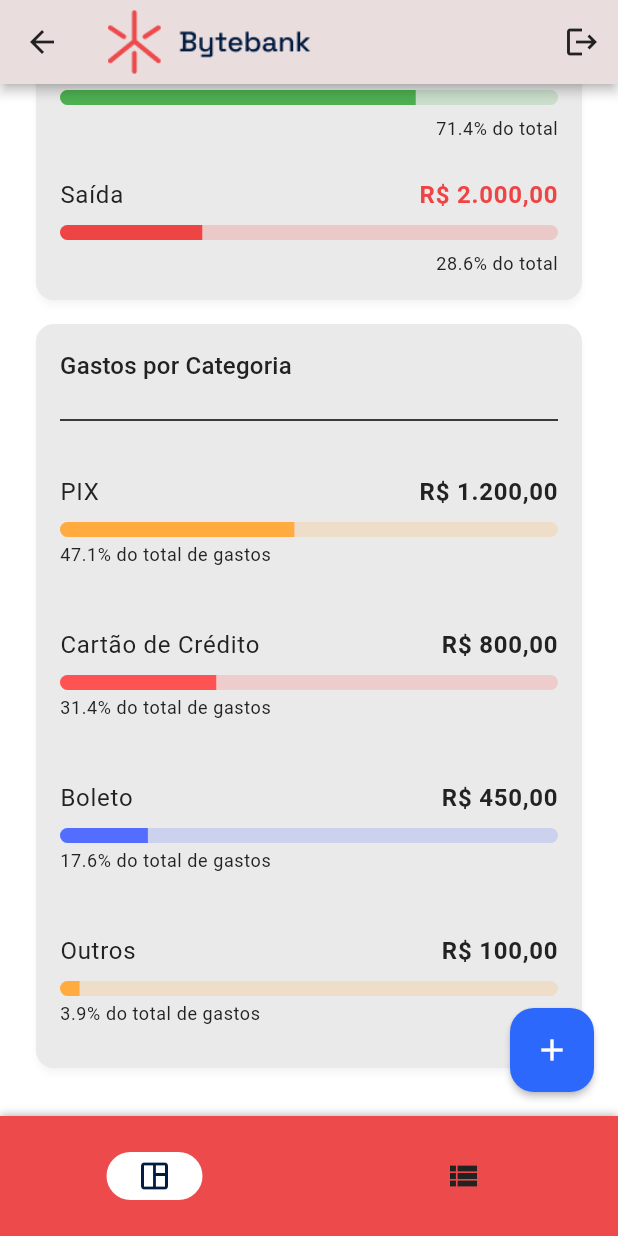
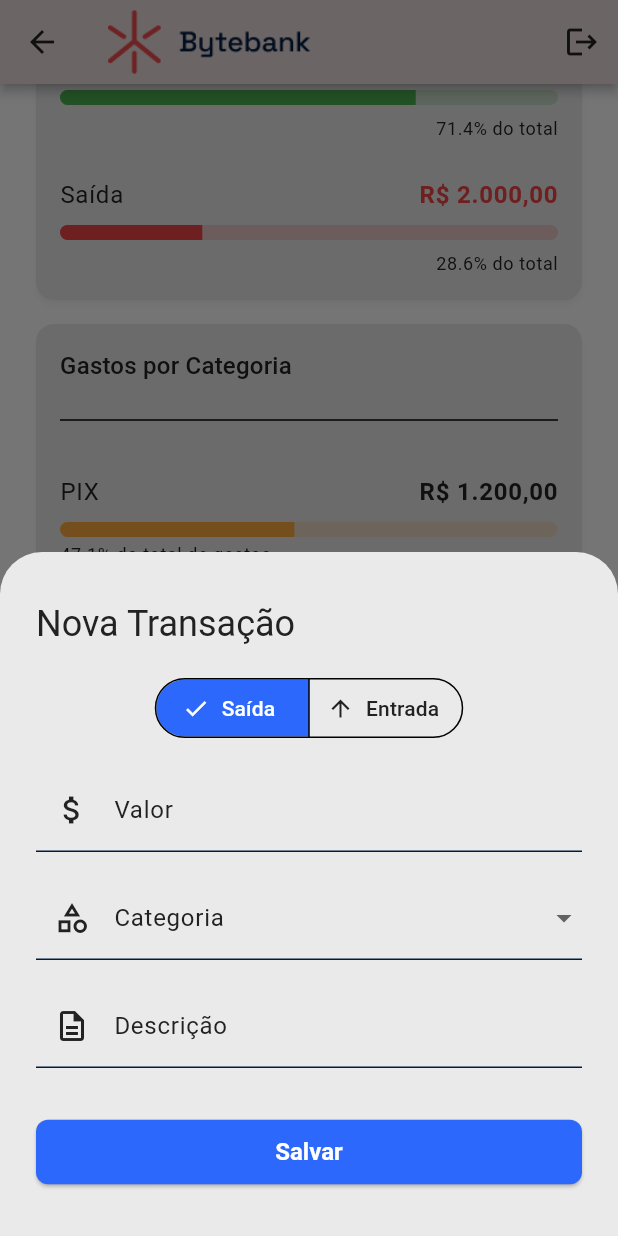
Before and after one commit to carloscallejas91/bytebank_app, a Flutter app: the HomeScreen screen opened by its route, scrolled down 522 dp, after a tap on the "add" icon, on a phone screen of 412 x 824 dp. Run offline on Flutter 3.47's test engine with Material 3 defaults, Android fonts, the phone set to English and light mode, and no system bars; our stand-ins replace firebase_auth, firebase_core, get, simple_gradient_text; accounts and stored records are empty; network calls fail.

Commit message:
feat: Adiciona funcionalidade de adicionar transação
Este commit introduz a funcionalidade de adicionar novas transações (despesas e receitas) na tela inicial.

- **Novos Arquivos e Widgets:**
    - `AddTransactionSheet`: Bottom sheet para o formulário de nova transação.
    - `AddTransactionController`: Gerencia o estado e a lógica do formulário de nova transação.
    - `TransactionType`: Enum para definir o tipo de transação (despesa ou receita).
- **Modificações:**
    - **HomeScreen:**
        - Integra o `AddTransactionController`.
        - Adiciona um `FloatingActionButton` que abre o `AddTransactionSheet`.
    - **HomeBinding:**
        - Adiciona `AddTransactionController` às dependências.
    - **AppTheme:**
        - Ajusta cores de sucesso no `AppColorExtensions`.
        - Adiciona estilos de borda para erro em `InputDecorationTheme`.
    - **AppValidators:**
        - Adiciona validador `currency` para campos de valor monetário.
    - **DateFormatter:**
        - Adiciona método `formatSimpleDate` para formatar datas no formato `dd/MM/yyyy`.
- **Funcionalidades do Formulário:**
    - Seleção do tipo de transação (Entrada/Saída) usando `SegmentedButton`.
    - Campo para valor da transação com validação monetária.
    - Campo de seleção para categoria da transação.
    - Campo para descrição da transação.
    - Botão para salvar a transação, que exibe uma `SnackBar` de sucesso e limpa o formulário.

```diff
--- /dev/null
+++ b/lib/app/core/enums/transaction_type.dart
@@ -0,0 +1 @@
+enum TransactionType { expense, income }
--- a/lib/app/ui/theme/app_color_extensions.dart
+++ b/lib/app/ui/theme/app_color_extensions.dart
@@ -20,9 +20,6 @@ class AppColorExtensions extends ThemeExtension<AppColorExtensions> {
     Color? onSuccess,
     Color? warning,
     Color? onWarning,
-    Color? gradientPrimary,
-    Color? gradientSecondary,
-    Color? gradientTertiary,
   }) {
     return AppColorExtensions(
       success: success ?? this.success,
--- a/lib/app/ui/theme/app_theme.dart
+++ b/lib/app/ui/theme/app_theme.dart
@@ -34,9 +34,7 @@ final lightTheme = ThemeData(
     ),
   ),
   textButtonTheme: TextButtonThemeData(
-    style: TextButton.styleFrom(
-      foregroundColor: AppColors.secondary,
-    ),
+    style: TextButton.styleFrom(foregroundColor: AppColors.secondary),
   ),
   inputDecorationTheme: const InputDecorationTheme(
     labelStyle: TextStyle(color: AppColors.lightTextPrimary),
@@ -47,11 +45,17 @@ final lightTheme = ThemeData(
     enabledBorder: UnderlineInputBorder(
       borderSide: BorderSide(color: AppColors.lightBorder),
     ),
+    errorBorder: OutlineInputBorder(
+      borderSide: BorderSide(color: AppColors.error, width: 1.0),
+    ),
+    focusedErrorBorder: OutlineInputBorder(
+      borderSide: BorderSide(color: AppColors.error, width: 2.0),
+    ),
   ),
   extensions: const <ThemeExtension<dynamic>>[
     AppColorExtensions(
-      onSuccess: AppColors.success,
-      success: AppColors.onSuccess,
+      onSuccess: AppColors.onSuccess,
+      success: AppColors.success,
       warning: AppColors.warning,
       onWarning: AppColors.onWarning,
     ),
--- a/lib/app/utils/app_validators.dart
+++ b/lib/app/utils/app_validators.dart
@@ -68,4 +68,14 @@ class AppValidators {
     }
     return null;
   }
+
+  static String? currency(String? value) {
+    if (value == null || value.isEmpty) {
+      return 'Por favor, insira um valor';
+    }
+    if (double.tryParse(value.replaceAll(',', '.')) == null) {
+      return 'Valor inválido';
+    }
+    return null;
+  }
 }
--- a/lib/app/utils/date_formatter.dart
+++ b/lib/app/utils/date_formatter.dart
@@ -2,6 +2,10 @@ import 'package:intl/intl.dart';
 
 class DateFormatter {
   static const String _locale = 'pt_BR';
+
+  static String formatSimpleDate(DateTime date) {
+    return DateFormat('dd/MM/yyyy', _locale).format(date);
+  }
 
   static String formatDayOfWeekWithDate() {
     final now = DateTime.now();
--- /dev/null
+++ b/lib/modules/home/controllers/add_transaction_controller.dart
@@ -0,0 +1,86 @@
+import 'package:flutter/material.dart';
+import 'package:get/get.dart';
+import 'package:mobile_app/app/core/enums/transaction_type.dart';
+import 'package:mobile_app/app/services/snack_bar_service.dart';
+import 'package:mobile_app/app/utils/date_formatter.dart';
+
+class AddTransactionController extends GetxController {
+  // Utils
+  final SnackBarService snackBarService = Get.find();
+
+  // Form
+  final GlobalKey<FormState> formKey = GlobalKey<FormState>();
+
+  // Controllers
+  final valueController = TextEditingController();
+  final descriptionController = TextEditingController();
+
+  // Form Fields
+  final selectedType = TransactionType.expense.obs;
+  final selectedCategory = RxnString();
+  final List<String> categories = [
+    '',
+    'Boleto',
+    'Cartão de débito',
+    'Cartão de crédito',
+    'Deposito bancário',
+    'Pix',
+    'Outro',
+  ];
+
+  // Conditionals
+  final RxBool isLoading = false.obs;
+
+  bool isFormValid() {
+    if (!formKey.currentState!.validate()) return true;
+
+    return false;
+  }
+
+  void setTransactionType(TransactionType type) {
+    selectedType.value = type;
+  }
+
+  void saveTransaction() {
+    if (isFormValid()) return;
+
+    final type = selectedType.value.toString().split('.').last;
+    final value =
+        double.tryParse(valueController.text.replaceAll(',', '.')) ?? 0.0;
+    final category = selectedCategory.value;
+    final description = descriptionController.text;
+    final date = DateTime.now();
+
+    debugPrint('--- Nova Transação Salva ---');
+    debugPrint('Tipo: $type');
+    debugPrint('Valor: $value');
+    debugPrint('Categoria: $category');
+    debugPrint('Descrição: $description');
+    debugPrint('Data: ${DateFormatter.formatSimpleDate(date)}');
+    debugPrint('-----------------------------');
+
+    Get.back();
+
+    snackBarService.showSuccess(
+      title: 'Sucesso!',
+      message: 'Sua transação foi salva.',
+    );
+
+    clearForm();
+  }
+
+  void clearForm() {
+    valueController.clear();
+    selectedCategory.value = '';
+    descriptionController.clear();
+    selectedType.value = TransactionType.expense;
+  }
+
+  @override
+  void onClose() {
+    valueController.dispose();
+
+    descriptionController.dispose();
+    super.onClose();
+  }
+}
--- a/lib/modules/home/home_binding.dart
+++ b/lib/modules/home/home_binding.dart
@@ -1,5 +1,6 @@
 import 'package:get/get.dart';
 import 'package:mobile_app/modules/dashboard/controllers/dashboard_controller.dart';
+import 'package:mobile_app/modules/home/controllers/add_transaction_controller.dart';
 import 'package:mobile_app/modules/home/controllers/home_controller.dart';
 
 class HomeBinding implements Bindings {
@@ -7,5 +8,6 @@ class HomeBinding implements Bindings {
   void dependencies() {
     Get.lazyPut<HomeController>(() => HomeController(), fenix: true);
     Get.lazyPut<DashboardController>(() => DashboardController(), fenix: true);
+    Get.lazyPut<AddTransactionController>(() => AddTransactionController(), fenix: true);
   }
 }
--- a/lib/modules/home/ui/home_screen.dart
+++ b/lib/modules/home/ui/home_screen.dart
@@ -2,14 +2,18 @@ import 'package:flutter/material.dart';
 import 'package:get/get.dart';
 import 'package:mobile_app/app/ui/constants/app_assets.dart';
 import 'package:mobile_app/modules/dashboard/ui/dashboard_screen.dart';
+import 'package:mobile_app/modules/home/controllers/add_transaction_controller.dart';
 import 'package:mobile_app/modules/home/controllers/home_controller.dart';
+import 'package:mobile_app/modules/home/widgets/add_transaction_sheet.dart';
 
 class HomeScreen extends StatelessWidget {
   const HomeScreen({super.key});
 
   @override
   Widget build(BuildContext context) {
-    final controller = Get.find<HomeController>();
+    final homeController = Get.find<HomeController>();
+    final addTransactionController = Get.find<AddTransactionController>();
+
     final theme = Theme.of(context);
 
     final List<Widget> screens = [
@@ -20,10 +24,10 @@ class HomeScreen extends StatelessWidget {
     return Scaffold(
       backgroundColor: theme.scaffoldBackgroundColor,
       appBar: _buildAppBar(theme),
-      bottomNavigationBar: _buildNavigationBar(controller, theme),
-      floatingActionButton: _buildFloatingActionButton(theme),
+      bottomNavigationBar: _buildNavigationBar(homeController, theme),
+      floatingActionButton: _buildFloatingActionButton(theme, addTransactionController),
       floatingActionButtonLocation: FloatingActionButtonLocation.endFloat,
-      body: _buildBody(controller, screens),
+      body: _buildBody(homeController, screens),
     );
   }
 
@@ -83,12 +87,18 @@ class HomeScreen extends StatelessWidget {
     );
   }
 
-  Widget _buildFloatingActionButton(ThemeData theme) {
+  Widget _buildFloatingActionButton(ThemeData theme, AddTransactionController controller) {
     return FloatingActionButton(
       tooltip: 'Adicionar extrato',
       backgroundColor: theme.colorScheme.secondary,
       elevation: 2.0,
-      onPressed: () {},
+      onPressed: () {
+        Get.bottomSheet(
+          AddTransactionSheet(controller: controller,),
+          backgroundColor: Theme.of(Get.context!).colorScheme.surface,
+          isScrollControlled: true,
+        );
+      },
       child: Icon(Icons.add, color: theme.colorScheme.onSecondary),
     );
   }
--- /dev/null
+++ b/lib/modules/home/widgets/add_transaction_sheet.dart
@@ -0,0 +1,105 @@
+import 'package:flutter/material.dart';
+import 'package:get/get.dart';
+import 'package:mobile_app/app/core/enums/transaction_type.dart';
+import 'package:mobile_app/app/ui/widgets/custom_text_field.dart';
+import 'package:mobile_app/app/utils/app_validators.dart';
+import 'package:mobile_app/modules/home/controllers/add_transaction_controller.dart';
+
+class AddTransactionSheet extends StatelessWidget {
+  final AddTransactionController controller;
+
+  const AddTransactionSheet({super.key, required this.controller});
+
+  @override
+  Widget build(BuildContext context) {
+    final theme = Theme.of(context);
+
+    return Builder(
+      builder: (context) {
+        return Padding(
+          padding: const EdgeInsets.symmetric(horizontal: 24.0, vertical: 32.0),
+          child: Column(
+            crossAxisAlignment: CrossAxisAlignment.stretch,
+            mainAxisSize: MainAxisSize.min,
+            children: [
+              Text('Nova Transação', style: theme.textTheme.headlineSmall),
+              const SizedBox(height: 16),
+              _buildTransactionForm(theme),
+              const SizedBox(height: 32),
+              ElevatedButton(
+                onPressed: controller.saveTransaction,
+                child: const Text('Salvar'),
+              ),
+            ],
+          ),
+        );
+      },
+    );
+  }
+
+  Widget _buildTransactionForm(ThemeData theme) {
+    return Form(
+      key: controller.formKey,
+      child: Column(
+        spacing: 16,
+        children: [
+          Obx(
+            () => SegmentedButton<TransactionType>(
+              segments: const [
+                ButtonSegment(
+                  value: TransactionType.expense,
+                  label: Text('Saída'),
+                  icon: Icon(Icons.arrow_downward),
+                ),
+                ButtonSegment(
+                  value: TransactionType.income,
+                  label: Text('Entrada'),
+                  icon: Icon(Icons.arrow_upward),
+                ),
+              ],
+              selected: {controller.selectedType.value},
+              onSelectionChanged: (Set<TransactionType> newSelection) {
+                controller.setTransactionType(newSelection.first);
+              },
+            ),
+          ),
+          CustomTextField(
+            controller: controller.valueController,
+            labelText: 'Valor',
+            hintText: '0,00',
+            prefixIcon: Icons.attach_money,
+            keyboardType: TextInputType.numberWithOptions(decimal: true),
+            validator: AppValidators.currency,
+          ),
+          Obx(
+            () => DropdownButtonFormField<String>(
+              initialValue: controller.selectedCategory.value,
+              decoration: InputDecoration(
+                labelText: 'Categoria',
+                prefixIcon: const Icon(Icons.category_outlined),
+              ),
+              items: controller.categories.map((category) {
+                return DropdownMenuItem(value: category, child: Text(category));
+              }).toList(),
+              onChanged: (newValue) {
+                controller.selectedCategory.value = newValue;
+              },
+              validator: (value) => AppValidators.notEmpty(
+                value,
+                message: 'Por favor, selecione uma categoria.',
+              ),
+            ),
+          ),
+          CustomTextField(
+            controller: controller.descriptionController,
+            labelText: 'Descrição',
+            hintText: 'Super mercado, aluguel ...',
+            prefixIcon: Icons.description_outlined,
+            keyboardType: TextInputType.text,
+            validator: AppValidators.notEmpty,
+          ),
+        ],
+      ),
+    );
+  }
+}
```
